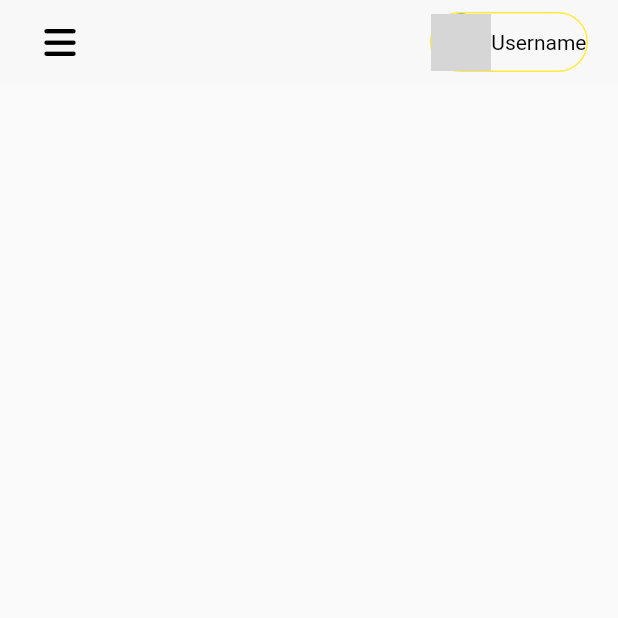
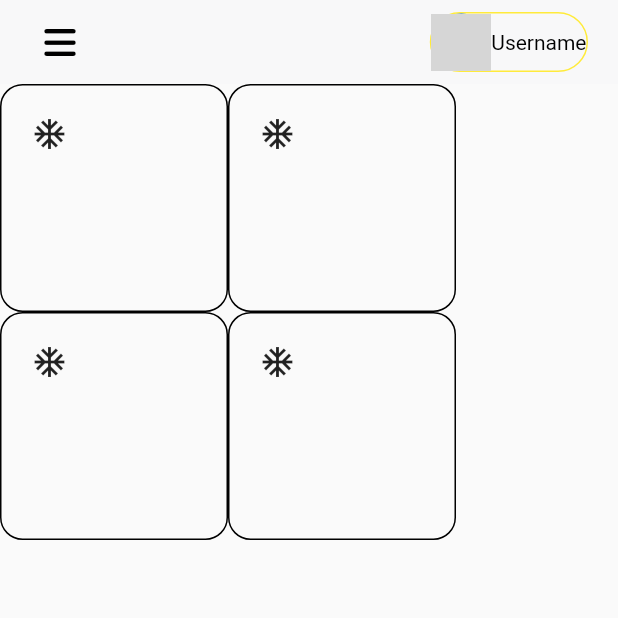
Before and after one commit to Nxtframe/sistem, a Flutter app: the screen it shows after launch, on a phone screen of 412 x 824 dp, the top half of it. Run offline on Flutter 3.47's test engine with Material 2 defaults, Android fonts, the phone set to English and light mode, and no system bars; our stand-ins replace font_awesome_flutter; network calls fail; grey boxes are pictures that could not be loaded.

Commit message:
small change (ignore)

```diff
--- a/lib/screens/homepage.dart
+++ b/lib/screens/homepage.dart
@@ -12,7 +12,7 @@ class HomePage extends StatelessWidget {
   Widget build(BuildContext context) {
     return Scaffold(
       appBar: AppBarWidget(),
-      body: Column(children: [Row(),Row()]),
+      body: Column(children: [Row(children: [CardWidget(),CardWidget()],),Row(children: [CardWidget(),CardWidget()])]),
     );
   }
 }
```
